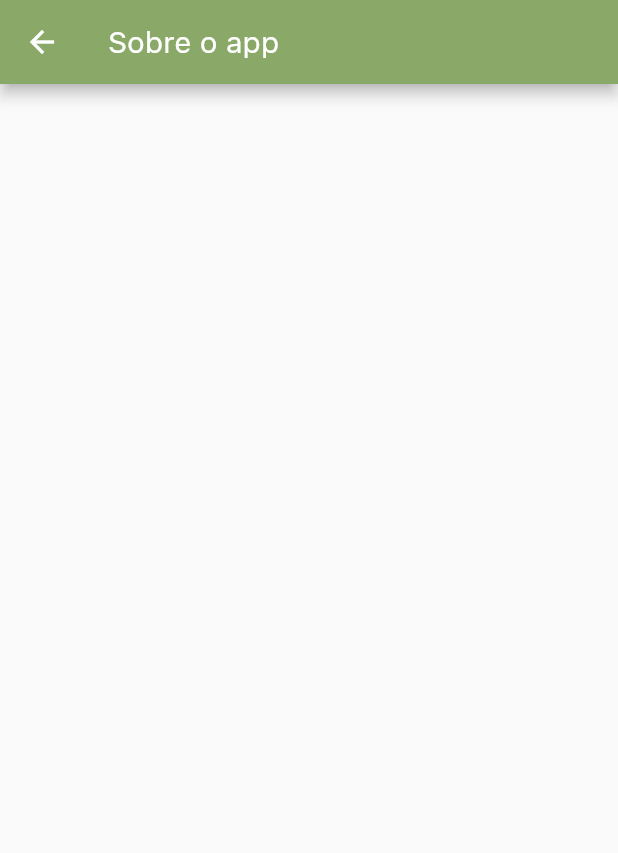
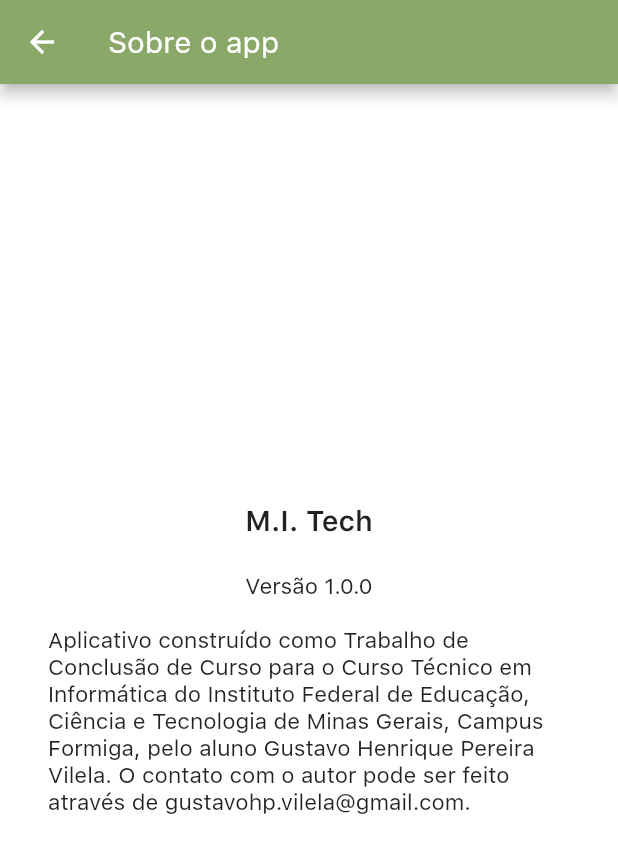
Before and after one commit to gustavopvilela/mitech, a Flutter app: the AboutTheApp screen opened by its route, on a phone screen of 412 x 824 dp. Shown: the top 853 px of the screen. Run offline on Flutter 3.47's test engine with Material 2 defaults, Android fonts, the light colour scheme and no system bars; our stand-ins replace cached_network_image, cloud_firestore, firebase_auth, firebase_core, flutter_slidable, google_sign_in and 2 more; missing offline and left inert: webfeed; accounts and stored records are empty; network calls fail.

Commit message:
Info Page

```diff
--- a/lib/app_widget.dart
+++ b/lib/app_widget.dart
@@ -25,8 +25,8 @@ class AppWidget extends StatelessWidget {
         '/widgetTree': (context) => const WidgetTree(),
         '/loginEmail': (context) => const LoginEmailPage(),
         '/barraNavegacao': (context) => const BarraNavegacao(),
-        '/howToUse': (context) => const HowToUse(),
-        '/aboutTheApp': (context) => const AboutTheApp(),
+        '/howToUse': (context) => HowToUse(),
+        '/aboutTheApp': (context) => AboutTheApp(),
       },
     );
   }
--- a/lib/pages/info/about_the_app.dart
+++ b/lib/pages/info/about_the_app.dart
@@ -1,14 +1,40 @@
 import 'package:flutter/material.dart';
 
-class AboutTheApp extends StatelessWidget {
-  const AboutTheApp({Key? key}) : super(key: key);
+class AboutTheApp extends StatefulWidget {
+  AboutTheApp({Key? key}) : super(key: key);
+
+  @override
+  State<AboutTheApp> createState() => _AboutTheAppState();
+}
+
+class _AboutTheAppState extends State<AboutTheApp> {
+  TextStyle size = TextStyle(fontSize: 15);
 
   @override
   Widget build(BuildContext context) {
     return Scaffold(
-      appBar: AppBar(
-        title: Text('Sobre o app'),
+      backgroundColor: Colors.white,
+	  appBar: AppBar(
+        title: const Text('Sobre o app'),
       ),
+	  body: Padding(
+	  padding: EdgeInsets.all(32.0),
+	  child: Column(
+		mainAxisAlignment: MainAxisAlignment.center,
+		crossAxisAlignment: CrossAxisAlignment.center,
+			children: [
+				Text(
+					'M.I. Tech\n',
+					style: TextStyle(
+						fontWeight: FontWeight.w600,
+						fontSize: 19,
+					),
+				),
+				Text('Versão 1.0.0\n', style: size),
+				Text('Aplicativo construído como Trabalho de Conclusão de Curso para o Curso Técnico em Informática do Instituto Federal de Educação, Ciência e Tecnologia de Minas Gerais, Campus Formiga, pelo aluno Gustavo Henrique Pereira Vilela. O contato com o autor pode ser feito através de gustavohp.vilela@gmail.com.', style: size),
+		],
+	  ),
+	  ),
     );
   }
 }
--- a/lib/pages/info/how_to_use.dart
+++ b/lib/pages/info/how_to_use.dart
@@ -1,14 +1,61 @@
 import 'package:flutter/material.dart';
 
 class HowToUse extends StatelessWidget {
-  const HowToUse({Key? key}) : super(key: key);
+  HowToUse({Key? key}) : super(key: key);
+
+  TextStyle size = TextStyle(fontSize: 15);
 
   @override
   Widget build(BuildContext context) {
     return Scaffold(
-      appBar: AppBar(
+      backgroundColor: Colors.white,
+	  appBar: AppBar(
         title: Text('Como usar'),
       ),
+      body: Padding(
+		padding: EdgeInsets.all(32.0),
+		child: SingleChildScrollView(
+			child: Column(
+			  mainAxisAlignment: MainAxisAlignment.center,
+			  crossAxisAlignment: CrossAxisAlignment.center,
+			  children: [
+				Image.asset(
+					'assets/images/icon.jpg',
+					width: 100,
+					height: 100,
+				),
+
+				SizedBox(height: 35),
+
+				Text(
+					'Seja bem-vindo(a) ao M.I. Tech!\n',
+					style: TextStyle(
+						fontWeight: FontWeight.w600,
+						fontSize: 19,
+					),
+				),
+
+				Text('Ao entrar no aplicativo, a primeira tela é a que vai te mostrar as notícias. São as mais recentes sobre o mundo digital. Todos os dias elas são atualizadas.\n', style: size),
+
+				Text('Caso se interesse por alguma delas, é possível salvá-la para ler mais tarde. Basta arrastar a notícia desejada para o lado direito que aparecerá um botão para salvar, na cor azul. Ao lado desse botão, haverá outro, da cor amarela, que permite compartilhar o link da notícia com outras pessoas, basta clicar nele.\n', style: size),
+
+				Image.asset('assets/images/videosalvar.gif'),
+
+				Text('A notícia que você salvou vai para o menu de salvos. Para acessá-lo, vá na parte de baixo da tela do app e clique no 1º botão da esquerda para a direita. Ele mostrará as notícias que você salvou anteriormente.\n', style: size),
+
+				Text('Caso não se interesse mais por alguma delas, basta arrastar para o lado direito e haverá um botão vermelho para deletá-la. É importante dizer que essa ação não pode ser revertida, uma vez excluída, a informação não voltará. Da mesma forma, ao lado do botão de deletar, há um botão amarelo para compartilhar.\n', style: size),
+
+				Image.asset('assets/images/videodeletar.gif'),
+
+				Text('Há também o menu de informações que são mais comuns os usuários acessarem, ou seja, quem tem dúvidas sobre algo, vai diretamente para lá. Chamamos essas informações de notícias-padrão. Para acessá-las, basta olhar o menu do lado de baixo da tela e clicar no ícone do lado direito do ícone do menu de salvos.\n', style: size),
+
+				Text('Caso queira pesquisar alguma notícia padrão específica, clique no ícone de pesquisa. É o quarto da esquerda para a direita no menu inferior.\n', style: size),
+
+				Text('E pronto! Simples, não? Aproveite muito o M.I. Tech!', style: size),
+			  ],
+			),
+		  ),
+	  ),
     );
   }
 }
--- a/lib/pages/info/info_page.dart
+++ b/lib/pages/info/info_page.dart
@@ -31,6 +31,8 @@ class InfoPage extends StatelessWidget {
             },
           ),
 
+          SizedBox(height: 75,),
+
           Image.asset('assets/images/info_image.png'),
         ],
       ),
--- a/pubspec.yaml
+++ b/pubspec.yaml
@@ -49,6 +49,7 @@ dependencies:
   url_launcher: ^6.1.5
   webfeed: ^0.7.0
   share_plus: ^6.3.0
+  package_info_plus: ^3.0.2
 
 dev_dependencies:
   flutter_test:
@@ -82,6 +83,8 @@ flutter:
     - assets/images/icon.jpg
     - assets/images/noImage.jpg
     - assets/images/info_image.png
+    - assets/images/videosalvar.gif
+    - assets/images/videodeletar.gif
   #   - images/a_dot_ham.jpeg
 
   # An image asset can refer to one or more resolution-specific "variants", see
```
Also changed, not shown: lib/pages/basics/basics.dart (+4 -4 lines), lib/pages/bookmarks/bookmarks.dart (+4 -4 lines), lib/pages/search/search_page.dart (+4 -4 lines), assets/images/videodeletar.gif (added), assets/images/videosalvar.gif (added), flutter_01.png (added), pubspec.lock, 1 other file.
